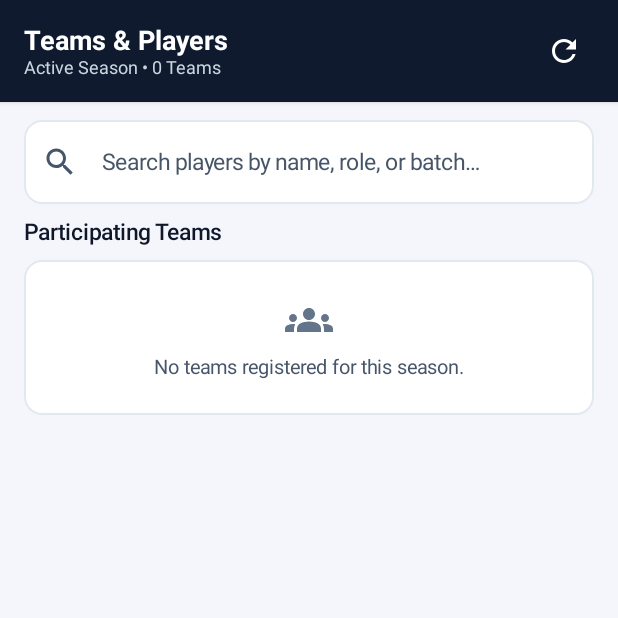
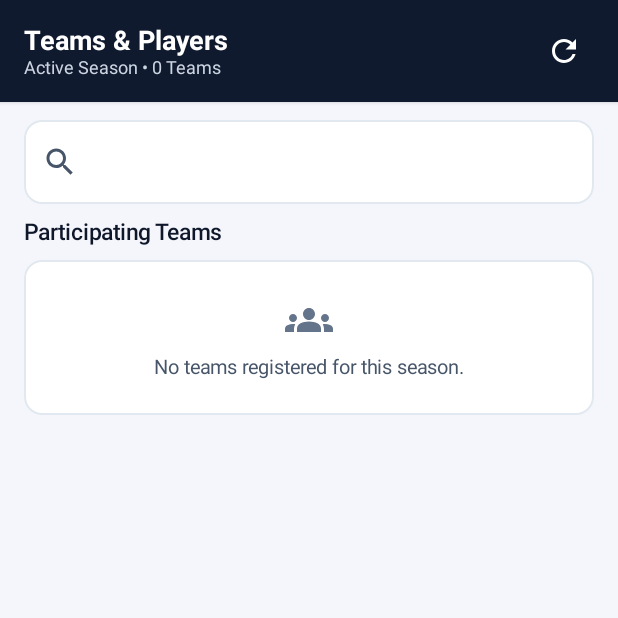
Before and after one commit to madhu734/CE-app, an Android app built with Jetpack Compose: the composable TeamsAndPlayersScreen shown on its own in the app's theme, on a phone screen of 412 x 824 dp, the top half of it. Run offline under Robolectric (Android 15) with nearby library versions, the phone set to English and light mode, and no system bars; pictures from the network do not load.

Commit message:
Simplify player search field

```diff
--- a/app/src/main/java/com/example/ui/screens/TeamsAndPlayersScreens.kt
+++ b/app/src/main/java/com/example/ui/screens/TeamsAndPlayersScreens.kt
@@ -90,7 +90,6 @@ fun TeamsAndPlayersScreen(
                 OutlinedTextField(
                     value = searchQuery,
                     onValueChange = { searchQuery = it },
-                    placeholder = { Text("Search players by name, role, or batch…") },
                     leadingIcon = {
                         Icon(
                             imageVector = Icons.Default.Search,
```
